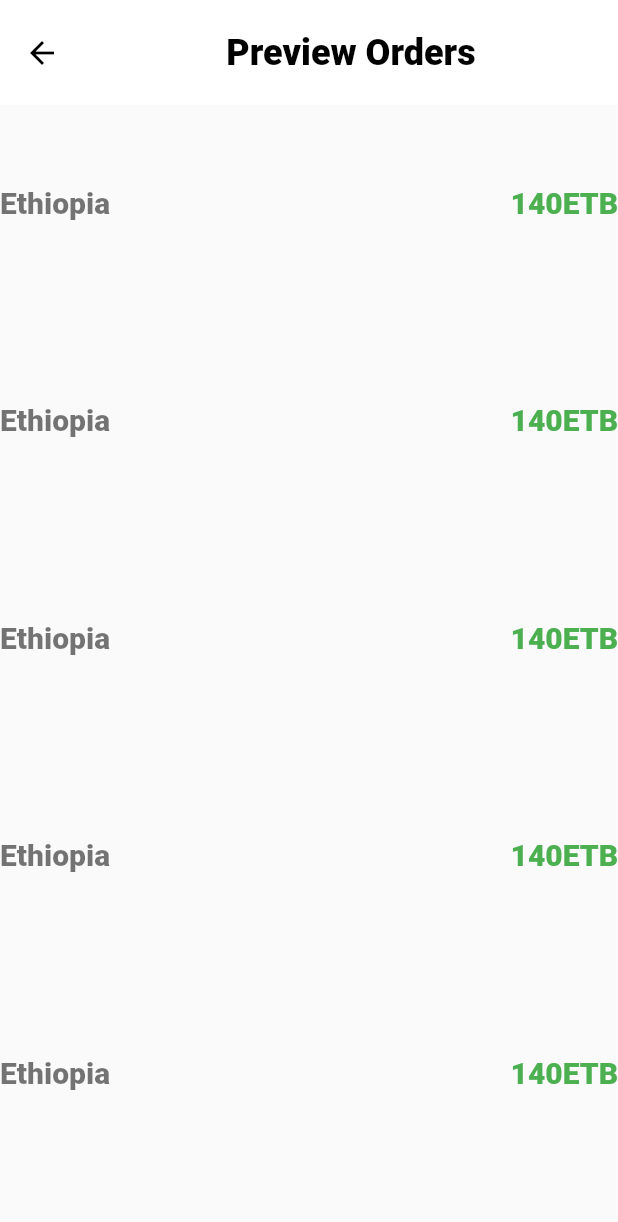
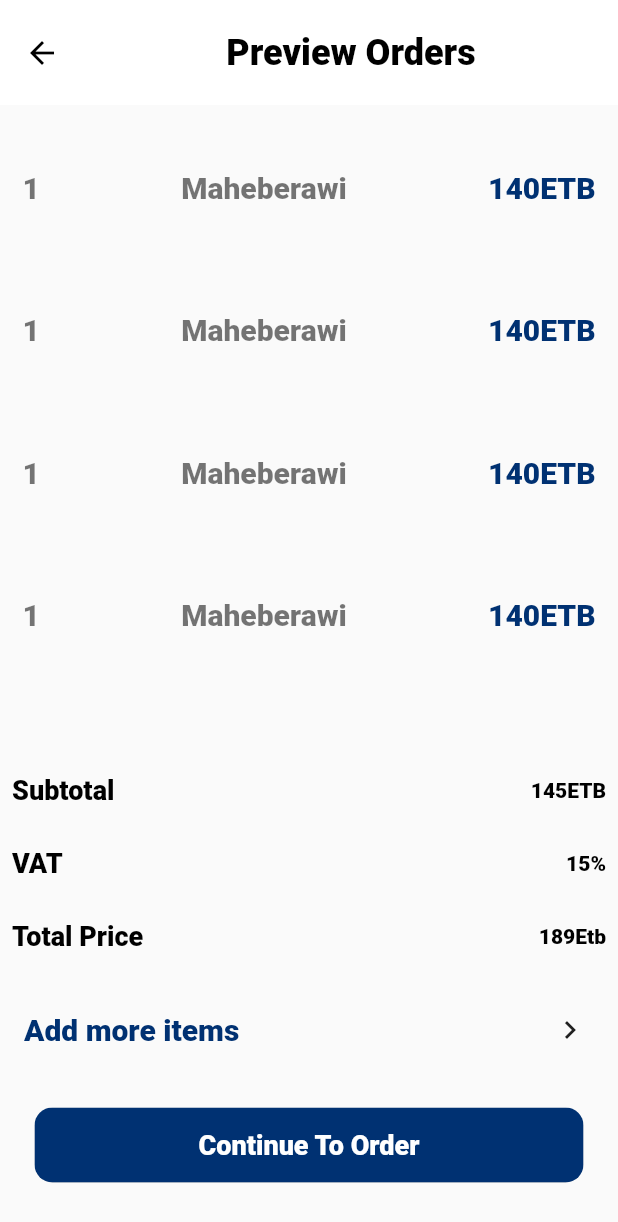
Before and after one commit to Zagwe/enebla_user_app, a Flutter app: the OrderPreview screen opened directly, on a phone screen of 412 x 824 dp. Shown: the top 1222 px of the screen. Run offline on Flutter 3.47's test engine with Material 2 defaults, Android fonts, the phone set to English and light mode, and no system bars; our stand-ins replace google_nav_bar, infinite_scroll_pagination, line_icons; network calls fail.

Commit message:
order page initialized:preview order

```diff
--- a/lib/screens/order/orderPreview.dart
+++ b/lib/screens/order/orderPreview.dart
@@ -1,4 +1,7 @@
+import 'package:enebla_user_app/enebla_home.dart';
 import 'package:flutter/material.dart';
+import 'package:enebla_user_app/style.dart' as style;
+
 class OrderPreview extends StatelessWidget {
   const OrderPreview({Key? key}) : super(key: key);
 
@@ -26,13 +29,15 @@ class OrderPreview extends StatelessWidget {
       body: Column(
         children: [
           Expanded(
+              child: Padding(
+                padding: const EdgeInsets.all(15.0),
                 child: ListView.builder(
                   physics: BouncingScrollPhysics(),
                   itemCount: 50,
                   itemBuilder: (context, index){
                     return Container(
                         width: MediaQuery.of(context).size.width,
-                      height: 130,
+                        height: 80,
                         margin: EdgeInsets.only(bottom: 15),
                         decoration: const BoxDecoration(
                         // color: Colors.red,
@@ -40,9 +45,17 @@ class OrderPreview extends StatelessWidget {
                     ),
                       child:Row(
                         mainAxisAlignment: MainAxisAlignment.spaceBetween,
-                    children: const <Widget>[
+                        children:  <Widget>[
                           Text(
-                        'Ethiopia',
+                            '1',
+                            style: TextStyle(
+                              fontSize: 20,
+                              fontWeight: FontWeight.w800,
+                              color: Colors.black54,
+                            ),
+                          ),
+                          Text(
+                            'Maheberawi',
                             style: TextStyle(
                               fontSize: 20,
                               fontWeight: FontWeight.w800,
@@ -54,7 +67,7 @@ class OrderPreview extends StatelessWidget {
                             style: TextStyle(
                               fontSize: 20,
                               fontWeight: FontWeight.w800,
-                          color: Colors.green,
+                              color: style.Style.primaryColor,
                             ),
                           ),
                         ],
@@ -62,34 +75,128 @@ class OrderPreview extends StatelessWidget {
                     );
                   }),
               ),
-          // Container(
-          //   child: Column(
-          //     children: [
-          //       // Row(
-          //       //   mainAxisAlignment: MainAxisAlignment.spaceBetween,
-          //       //   children: const <Widget>[
-          //       //     Text(
-          //       //       'UPCOMING ORDERS',
-          //       //       style: TextStyle(
-          //       //           fontSize: 18,
-          //       //           fontWeight: FontWeight.w800,
-          //       //           color: Colors.black54
-          //       //       ),
-          //       //     ),
-          //       //     Text(
-          //       //       'View History',
-          //       //       textAlign: TextAlign.end,
-          //       //       style: TextStyle(
-          //       //           fontSize: 14,
-          //       //           fontWeight: FontWeight.w800,
-          //       //           color: Colors.black
-          //       //       ),
-          //       //     ),
-          //       //   ],
-          //       // ),
-          //     ],
-          //   )
-          // ),
+          ),
+          Container(
+            height: MediaQuery.of(context).size.height/2.4,
+            child: Padding(
+              padding: const EdgeInsets.all(8.0),
+              child: Column(
+                crossAxisAlignment:CrossAxisAlignment.start,
+                mainAxisAlignment:MainAxisAlignment.spaceEvenly,
+                children: [
+                  Row(
+                    mainAxisAlignment: MainAxisAlignment.spaceBetween,
+                    children: const <Widget>[
+                      Text(
+                        'Subtotal',
+                        style: TextStyle(
+                            fontSize: 18,
+                            fontWeight: FontWeight.w800,
+                            color: Colors.black
+                        ),
+                      ),
+                      Text(
+                        '145ETB',
+                        textAlign: TextAlign.end,
+                        style: TextStyle(
+                            fontSize: 14,
+                            fontWeight: FontWeight.w800,
+                            color: Colors.black
+                        ),
+                      ),
+                    ],
+                  ),
+                  Row(
+                    mainAxisAlignment: MainAxisAlignment.spaceBetween,
+                    children: const <Widget>[
+                      Text(
+                        'VAT',
+                        style: TextStyle(
+                            fontSize: 18,
+                            fontWeight: FontWeight.w800,
+                            color: Colors.black
+                        ),
+                      ),
+                      Text(
+                        '15%',
+                        textAlign: TextAlign.end,
+                        style: TextStyle(
+                            fontSize: 14,
+                            fontWeight: FontWeight.w800,
+                            color: Colors.black
+                        ),
+                      ),
+                    ],
+                  ),
+                  Row(
+                    mainAxisAlignment: MainAxisAlignment.spaceBetween,
+                    children: const <Widget>[
+                      Text(
+                        'Total Price',
+                        style: TextStyle(
+                            fontSize: 18,
+                            fontWeight: FontWeight.w800,
+                            color: Colors.black
+                        ),
+                      ),
+                      Text(
+                        '189Etb',
+                        textAlign: TextAlign.end,
+                        style: TextStyle(
+                            fontSize: 14,
+                            fontWeight: FontWeight.w800,
+                            color: Colors.black
+                        ),
+                      ),
+                    ],
+                  ),
+                  Row(
+                    crossAxisAlignment:CrossAxisAlignment.start,
+                    mainAxisAlignment: MainAxisAlignment.spaceBetween,
+                    children: <Widget>[
+                      TextButton(
+                        onPressed: () { EneblaHome(); },
+                        child:  Text(
+                          'Add more items',
+                          style: TextStyle(
+                          fontSize: 20,
+                          fontWeight: FontWeight.w800,
+                          color: style.Style.primaryColor,
+                          ),
+                        ),
+                      ),
+                      IconButton(
+                          onPressed: () { EneblaHome(); },
+                          icon: Icon( Icons.chevron_right),
+                      ),
+                    ],
+                  ),
+                  Container(
+                    width: MediaQuery.of(context).size.width,
+                    height: 50,
+                    margin: EdgeInsets.only(left: 15,right: 15),
+                    child: ClipRRect(
+                      borderRadius: BorderRadius.all(Radius.circular(12)),
+                      child: ElevatedButton(
+                        style: ElevatedButton.styleFrom(
+                          backgroundColor: style.Style.primaryColor,
+                        ),
+                          onPressed: (){},
+                          child: const Text(
+                            'Continue To Order',
+                            style: TextStyle(
+                                fontSize: 18,
+                                fontWeight: FontWeight.w800,
+                                color: Colors.white
+                            ),
+                          ),
+                      ),
+                    ),
+                  )
+                ],
+              ),
+            )
+          ),
         ],
       ),
     );
```
Lines whose indentation alone changed are shown as unchanged.
